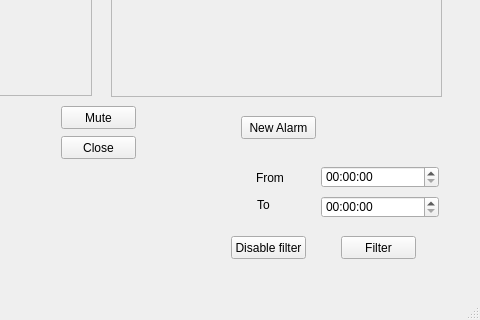
Afohtim/OOP-oof-, file Lab 2/untitled/mainwindow.ui: the form before one commit; both pictures show x 329 to 809 and y 171 to 491 of the 809 by 491 pixel window.
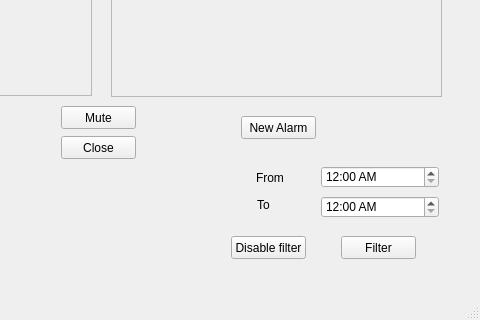
The form after the commit.

Patch:
```diff
--- a/Lab 2/untitled/mainwindow.ui
+++ b/Lab 2/untitled/mainwindow.ui
@@ -183,6 +183,9 @@
       <height>22</height>
      </rect>
     </property>
+    <property name="displayFormat">
+     <string>hh:mm AP</string>
+    </property>
    </widget>
    <widget class="QTimeEdit" name="toAlarm">
     <property name="geometry">
@@ -193,6 +196,9 @@
       <height>22</height>
      </rect>
     </property>
+    <property name="displayFormat">
+     <string>hh:mm AP</string>
+    </property>
    </widget>
    <widget class="QPushButton" name="alarmFilterButton">
     <property name="geometry">
```
